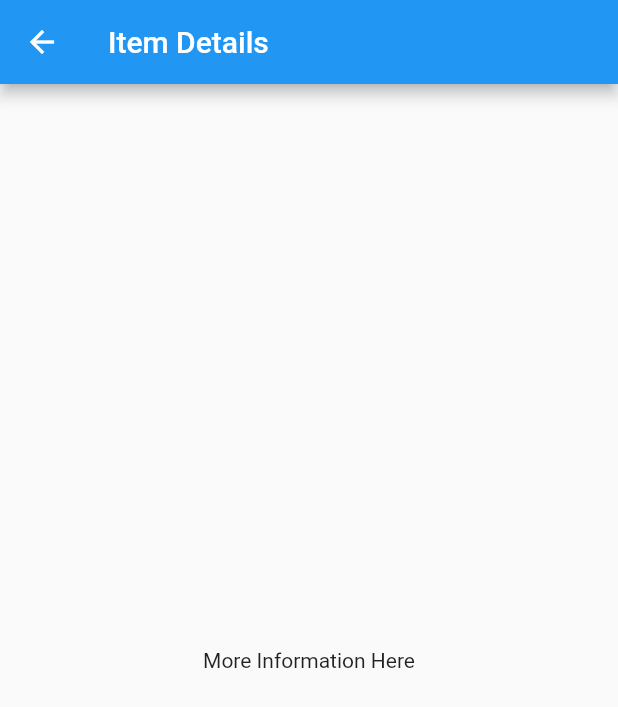
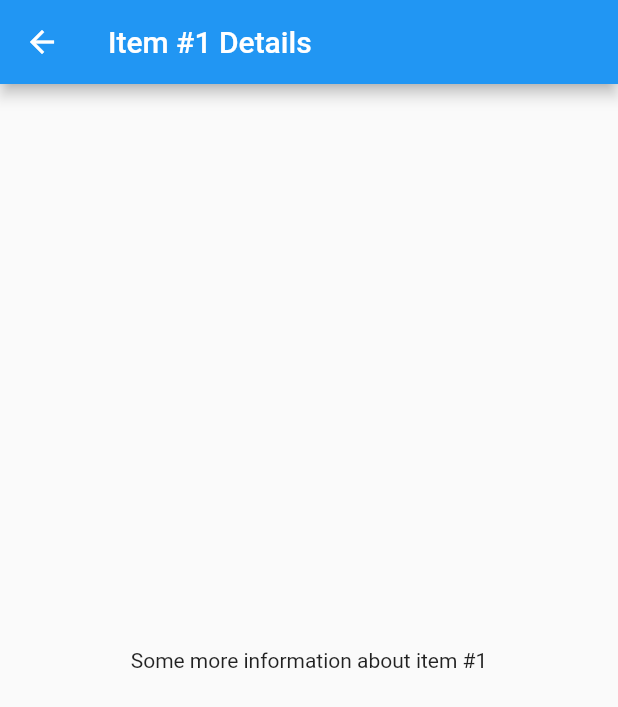
Before and after one commit to noodles/skelly_upgrade, a Flutter app: the screen it shows after launch, after a tap on an icon or button, on a phone screen of 412 x 824 dp. Shown: the top 707 px of the screen. Run offline on Flutter 3.47's test engine with Material 2 defaults, Android fonts, the phone set to English and light mode, and no system bars; generated files the repository leaves out were written again.

Commit message:
Using RouteSettings to share data

```diff
--- a/lib/src/sample_feature/sample_item_details_view.dart
+++ b/lib/src/sample_feature/sample_item_details_view.dart
@@ -1,4 +1,5 @@
 import 'package:flutter/material.dart';
+import 'sample_item.dart';
 
 /// Displays detailed information about a SampleItem.
 class SampleItemDetailsView extends StatelessWidget {
@@ -8,12 +9,17 @@ class SampleItemDetailsView extends StatelessWidget {
 
   @override
   Widget build(BuildContext context) {
+    // Read arguments from RouteSettings
+    final item = ModalRoute.of(context)!.settings.arguments as SampleItem;
+    String itemId = item.id.toString();
+
     return Scaffold(
       appBar: AppBar(
-        title: const Text('Item Details'),
+        title: Text('Item #$itemId Details'),
       ),
-      body: const Center(
-        child: Text('More Information Here'),
+      body: Center(
+        // Show Sample Item ID
+        child: Text('Some more information about item #$itemId'),
       ),
     );
   }
--- a/lib/src/sample_feature/sample_item_list_view.dart
+++ b/lib/src/sample_feature/sample_item_list_view.dart
@@ -55,15 +55,19 @@ class SampleItemListView extends StatelessWidget {
               foregroundImage: AssetImage('assets/images/flutter_logo.png'),
             ),
             onTap: () {
-              // Navigate to the details page. If the user leaves and returns to
-              // the app after it has been killed while running in the
-              // background, the navigation stack is restored.
-              Navigator.restorablePushNamed(
-                context,
-                SampleItemDetailsView.routeName,
-              );
-            }
-          );
+                // Navigate to the details page.
+                Navigator.push(
+                  context,
+                  MaterialPageRoute(
+                    builder: (context) => const SampleItemDetailsView(),
+                    // Pass the arguments as part of the RouteSettings. The
+                    // Details View reads the arguments from these settings.
+                    settings: RouteSettings(
+                      arguments: item,
+                    ),
+                  ),
+                );
+              });
         },
       ),
     );
```
